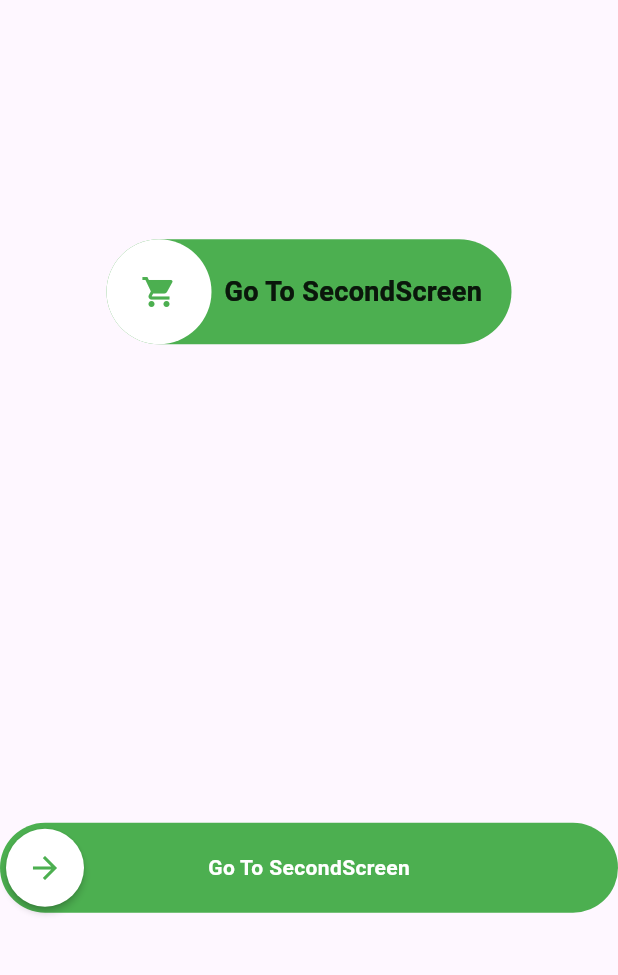
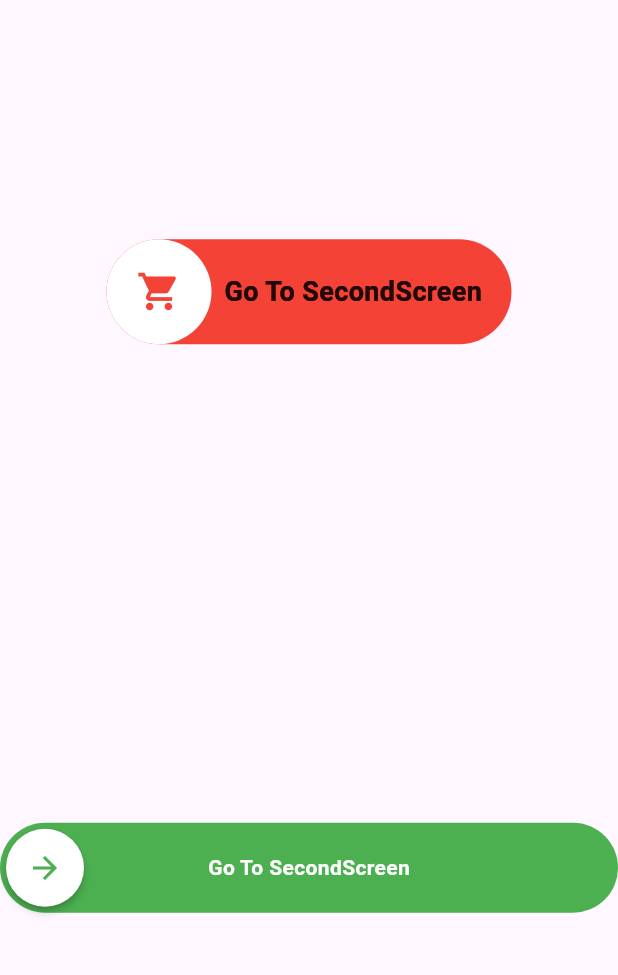
Before and after one commit to Ratndeep1999/buttons, a Flutter app: the SlidingButtons screen opened directly, on a phone screen of 412 x 824 dp, the part 84-1059 px from its top. Run offline on Flutter 3.47's test engine with Material 3 defaults, Android fonts, the phone set to English and light mode, and no system bars; drawn by our look-alikes of slider_button, swipeable_button_view; our stand-ins replace slide_to_act.

Commit message:
2 sliding buttons add

```diff
--- a/lib/sliding_buttons.dart
+++ b/lib/sliding_buttons.dart
@@ -49,8 +49,8 @@ class _SlidingButtonsState extends State<SlidingButtons> {
                     color: Colors.white,
                   ),
                 ),
-                icon: Icon(Icons.shopping_cart, color: Colors.green),
-                backgroundColor: Colors.green,
+                icon: Icon(Icons.shopping_cart, color: Colors.red, size: 30,),
+                backgroundColor: Colors.red,
                 buttonColor: Colors.white,
                 highlightedColor: Colors.black12,
               ),
@@ -62,8 +62,10 @@ class _SlidingButtonsState extends State<SlidingButtons> {
                 activeColor: Colors.green,
                 isFinished: isFinished,
                 onWaitingProcess: () {
-                  Future.delayed(Duration(seconds: 1), () {
-                    isFinished = true;
+                  Future.delayed(Duration(seconds: 2), () {
+                    setState(() {
+                      isFinished = true;
+                    });
                   });
                 },
                 onFinish: () {
```
